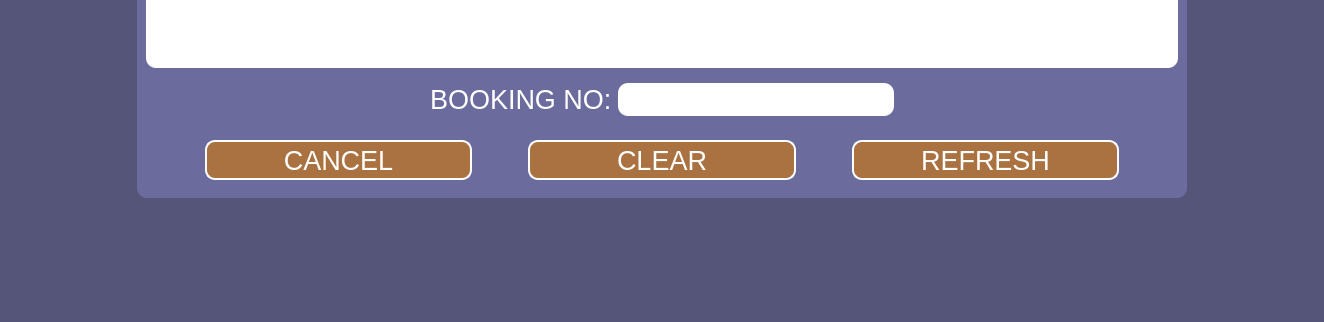
The window that cancel_page.ui (Xen00n/GMS) describes before a commit, drawn with Qt 5; both pictures show x 0 to 1324 and y 553 to 875 of the 1324 by 875 pixel window.
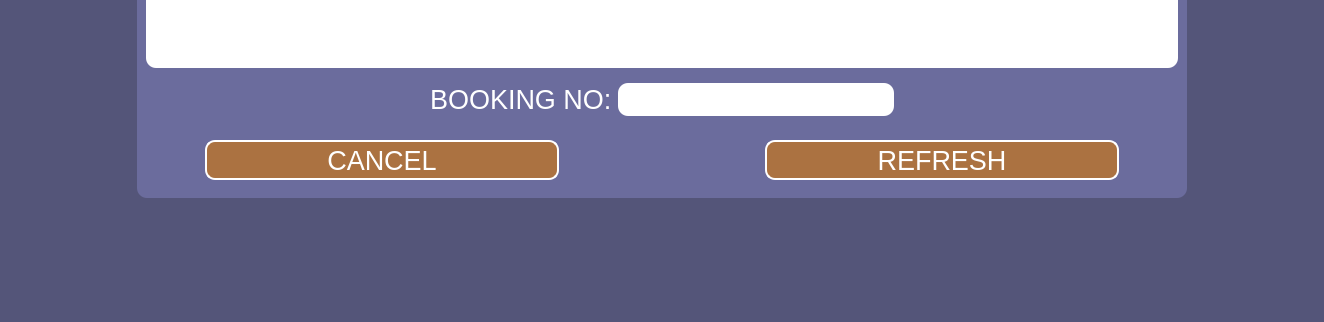
The same window after the commit. Icons and pictures are not drawn.

```diff
--- a/cancel_page.ui
+++ b/cancel_page.ui
@@ -539,57 +539,7 @@
             </property>
             <property name="sizeHint" stdset="0">
              <size>
-              <width>50</width>
-              <height>20</height>
-             </size>
-            </property>
-           </spacer>
-          </item>
-          <item>
-           <widget class="QPushButton" name="pushButton_2">
-            <property name="minimumSize">
-             <size>
               <width>200</width>
-              <height>40</height>
-             </size>
-            </property>
-            <property name="styleSheet">
-             <string notr="true">QPushButton
-{
-border-radius: 10px;
-border-color:rgb(255, 255, 255);
-border-style:solid;
-border-width:2px;
-font: 20px &quot;Arial&quot;;
-background-color: rgb(255, 255, 255);
-color: rgb(255, 255, 255);
-background-color: rgb(171, 114, 65);
-}
-
-QPushButton:hover{
-        background-color:rgba(134, 243, 210, 128);
-}
-QPushButton:pressed{
-        color:rgba(0, 0, 0, 66);
-        background-color:rgba(134, 243, 210, 64);
-}</string>
-            </property>
-            <property name="text">
-             <string>CLEAR</string>
-            </property>
-           </widget>
-          </item>
-          <item>
-           <spacer name="horizontalSpacer_6">
-            <property name="orientation">
-             <enum>Qt::Horizontal</enum>
-            </property>
-            <property name="sizeType">
-             <enum>QSizePolicy::Fixed</enum>
-            </property>
-            <property name="sizeHint" stdset="0">
-             <size>
-              <width>50</width>
               <height>20</height>
              </size>
             </property>
```
Left out of the diff: 2 changed lines with no effect on the pictures.
